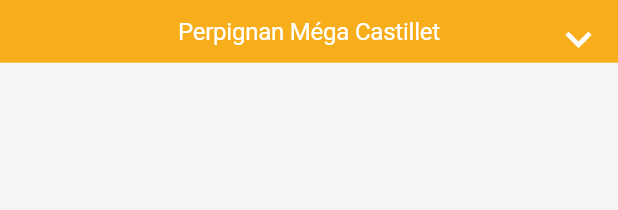
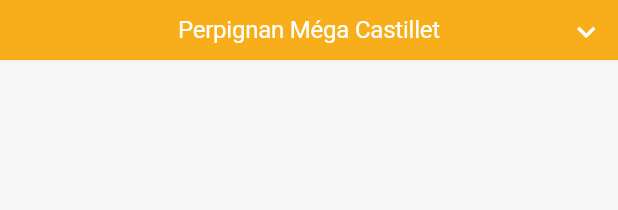
Before and after one commit to nStevenH/app_cinemovida, a Flutter app: the ChoiceCinemaWidget widget shown alone on an empty page, opened directly, on a phone screen of 412 x 824 dp. Shown: the top 210 px of the screen. Run offline on Flutter 3.47's test engine with Material 2 defaults, Android fonts, the phone set to English and light mode, and no system bars; our stand-ins replace firebase_core, flutter_riverpod, flutter_screenutil, go_router; accounts and stored records are empty.

Commit message:
update of container sizes for small devices

```diff
--- a/lib/src/widgets/choice_cinema_widget.dart
+++ b/lib/src/widgets/choice_cinema_widget.dart
@@ -12,7 +12,7 @@ class ChoiceCinemaWidget extends ConsumerWidget {
   Widget build(BuildContext context, WidgetRef ref) {
     return Container(
       color: yellow,
-      height: 35.h,
+      height: 35.w,
       child: Padding(
         padding: EdgeInsets.all(8.0.w),
         child: Stack(
@@ -23,10 +23,10 @@ class ChoiceCinemaWidget extends ConsumerWidget {
                 style: textTitleW,
               ),
             ),
-            Align(
+            const Align(
               alignment: Alignment.centerRight,
               child: Icon(
-                Icons.keyboard_arrow_down_outlined, size: 30.w,
+                Icons.keyboard_arrow_down_outlined,
                 color: icon,
               ),
             ),
```
Also changed, not shown: lib/src/widgets/list_day_widget.dart (+12 -12 lines).
